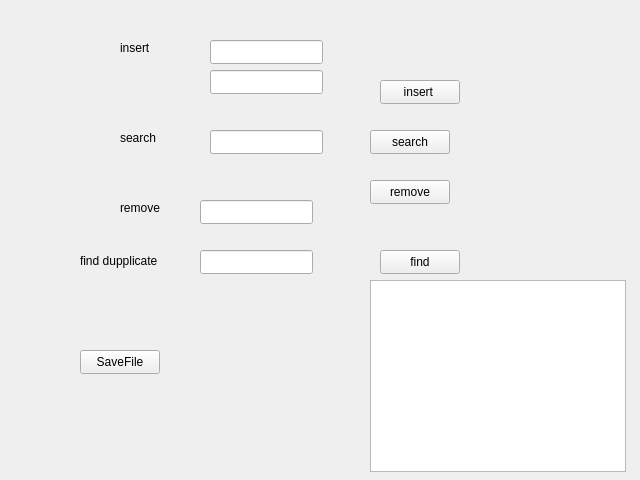
The window that form.ui (ngoquangtu/DSA) describes before a commit, drawn with Qt 5.
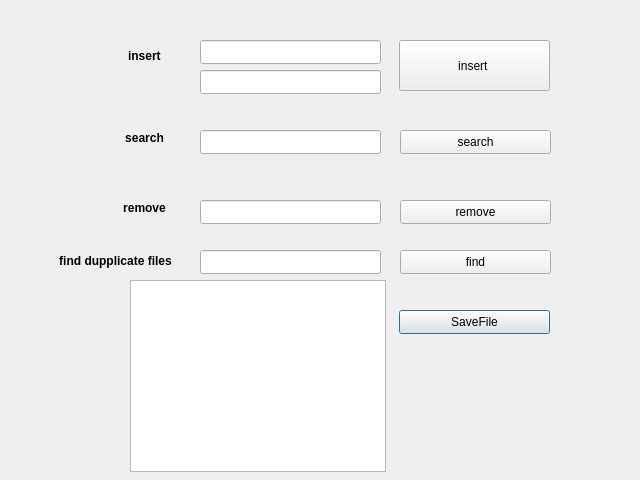
The same window after the commit.

Diff of the .ui file:
```diff
--- a/form.ui
+++ b/form.ui
@@ -16,9 +16,9 @@
   <widget class="QLineEdit" name="insertEdit_key">
    <property name="geometry">
     <rect>
-     <x>210</x>
+     <x>200</x>
      <y>40</y>
-     <width>113</width>
+     <width>181</width>
      <height>24</height>
     </rect>
    </property>
@@ -26,10 +26,10 @@
   <widget class="QPushButton" name="insertButton">
    <property name="geometry">
     <rect>
-     <x>380</x>
-     <y>80</y>
-     <width>80</width>
-     <height>24</height>
+     <x>399</x>
+     <y>40</y>
+     <width>151</width>
+     <height>51</height>
     </rect>
    </property>
    <property name="text">
@@ -39,12 +39,17 @@
   <widget class="QLabel" name="label">
    <property name="geometry">
     <rect>
-     <x>120</x>
+     <x>128</x>
      <y>40</y>
-     <width>49</width>
-     <height>16</height>
+     <width>41</width>
+     <height>31</height>
     </rect>
    </property>
+   <property name="font">
+    <font>
+     <bold>true</bold>
+    </font>
+   </property>
    <property name="text">
     <string>insert</string>
    </property>
@@ -52,9 +57,9 @@
   <widget class="QPushButton" name="searchButton">
    <property name="geometry">
     <rect>
-     <x>370</x>
+     <x>400</x>
      <y>130</y>
-     <width>80</width>
+     <width>151</width>
      <height>24</height>
     </rect>
    </property>
@@ -71,16 +76,27 @@
      <height>16</height>
     </rect>
    </property>
+   <property name="font">
+    <font>
+     <bold>true</bold>
+    </font>
+   </property>
    <property name="text">
     <string>search</string>
    </property>
+   <property name="scaledContents">
+    <bool>false</bool>
+   </property>
+   <property name="alignment">
+    <set>Qt::AlignCenter</set>
+   </property>
   </widget>
   <widget class="QLineEdit" name="searchEdit">
    <property name="geometry">
     <rect>
-     <x>210</x>
+     <x>200</x>
      <y>130</y>
-     <width>113</width>
+     <width>181</width>
      <height>24</height>
     </rect>
    </property>
@@ -88,9 +104,9 @@
   <widget class="QPushButton" name="remove">
    <property name="geometry">
     <rect>
-     <x>370</x>
-     <y>180</y>
-     <width>80</width>
+     <x>400</x>
+     <y>200</y>
+     <width>151</width>
      <height>24</height>
     </rect>
    </property>
@@ -107,16 +123,27 @@
      <height>16</height>
     </rect>
    </property>
+   <property name="font">
+    <font>
+     <bold>true</bold>
+    </font>
+   </property>
+   <property name="autoFillBackground">
+    <bool>false</bool>
+   </property>
    <property name="text">
     <string>remove</string>
    </property>
+   <property name="alignment">
+    <set>Qt::AlignCenter</set>
+   </property>
   </widget>
   <widget class="QLineEdit" name="removeEdit">
    <property name="geometry">
     <rect>
      <x>200</x>
      <y>200</y>
-     <width>113</width>
+     <width>181</width>
      <height>24</height>
     </rect>
    </property>
@@ -124,22 +151,25 @@
   <widget class="QPushButton" name="saveButton">
    <property name="geometry">
     <rect>
-     <x>80</x>
-     <y>350</y>
-     <width>80</width>
+     <x>399</x>
+     <y>310</y>
+     <width>151</width>
      <height>24</height>
     </rect>
    </property>
    <property name="text">
     <string>SaveFile</string>
    </property>
+   <property name="default">
+    <bool>true</bool>
+   </property>
   </widget>
   <widget class="QLineEdit" name="insertEdit_data">
    <property name="geometry">
     <rect>
-     <x>210</x>
+     <x>200</x>
      <y>70</y>
-     <width>113</width>
+     <width>181</width>
      <height>24</height>
     </rect>
    </property>
@@ -147,12 +177,23 @@
   <widget class="QLabel" name="label_insert">
    <property name="geometry">
     <rect>
-     <x>170</x>
+     <x>210</x>
      <y>100</y>
      <width>171</width>
      <height>20</height>
     </rect>
    </property>
+   <property name="font">
+    <font>
+     <bold>true</bold>
+    </font>
+   </property>
+   <property name="autoFillBackground">
+    <bool>true</bool>
+   </property>
+   <property name="inputMethodHints">
+    <set>Qt::ImhNone</set>
+   </property>
    <property name="text">
     <string/>
    </property>
@@ -162,7 +203,7 @@
     <rect>
      <x>208</x>
      <y>160</y>
-     <width>121</width>
+     <width>171</width>
      <height>20</height>
     </rect>
    </property>
@@ -186,9 +227,9 @@
   <widget class="QPushButton" name="findButton">
    <property name="geometry">
     <rect>
-     <x>380</x>
+     <x>400</x>
      <y>250</y>
-     <width>80</width>
+     <width>151</width>
      <height>24</height>
     </rect>
    </property>
@@ -201,7 +242,7 @@
     <rect>
      <x>200</x>
      <y>250</y>
-     <width>113</width>
+     <width>181</width>
      <height>24</height>
     </rect>
    </property>
@@ -209,20 +250,28 @@
   <widget class="QLabel" name="label_4">
    <property name="geometry">
     <rect>
-     <x>80</x>
+     <x>50</x>
      <y>250</y>
-     <width>81</width>
+     <width>131</width>
      <height>21</height>
     </rect>
    </property>
+   <property name="font">
+    <font>
+     <bold>true</bold>
+    </font>
+   </property>
    <property name="text">
-    <string>find dupplicate</string>
+    <string>find dupplicate files</string>
+   </property>
+   <property name="alignment">
+    <set>Qt::AlignCenter</set>
    </property>
   </widget>
   <widget class="QListWidget" name="listWidget">
    <property name="geometry">
     <rect>
-     <x>370</x>
+     <x>130</x>
      <y>280</y>
      <width>256</width>
      <height>192</height>
```
